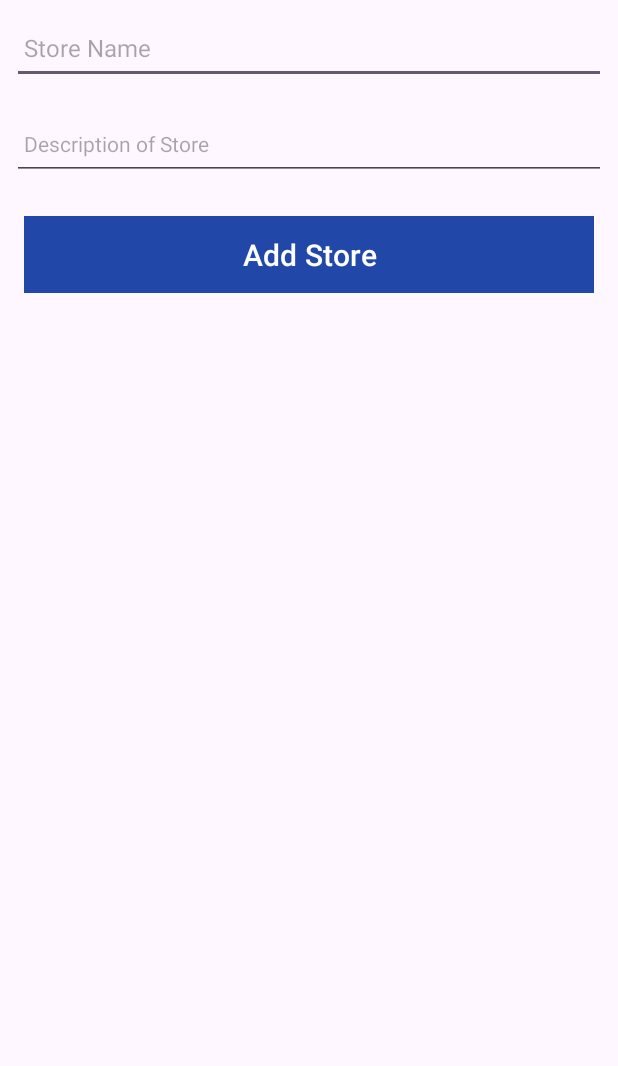
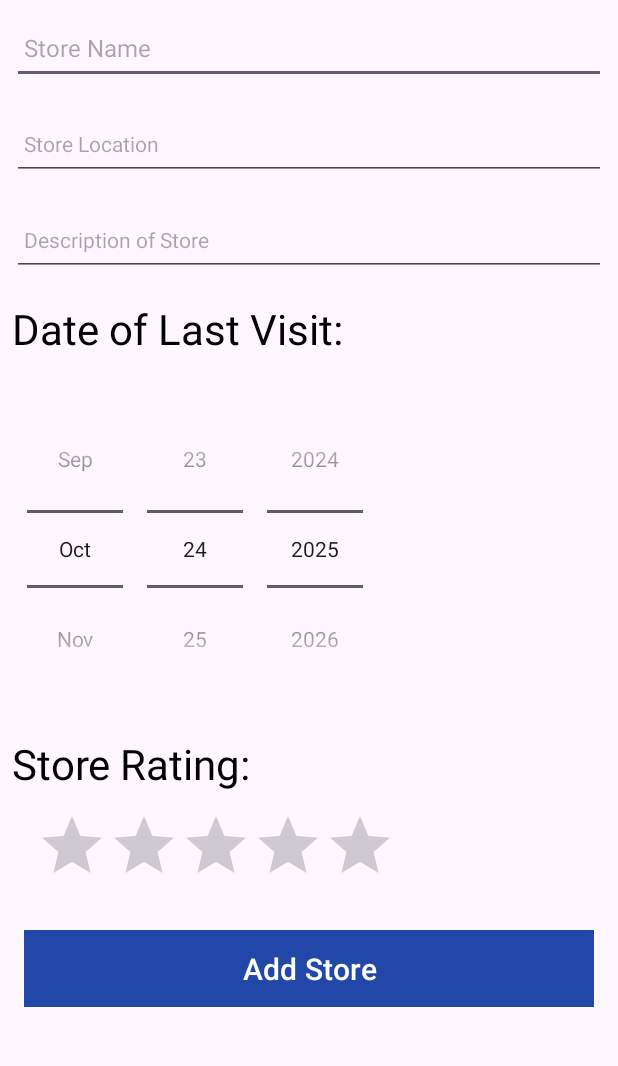
Before and after one commit to stephenmcgrath20103121/mobile-app-dev-1-ca1, an Android app: the StoreActivity screen opened directly, with no data from a screen before it, on a phone screen of 412 x 824 dp, the part 96-1162 px from its top. Run offline under Robolectric (Android 15) with nearby library versions, the phone set to English and light mode, and no system bars.

Commit message:
Store Location, Rating and Last Visit Date added, light mode forced on for consistency

```diff
--- a/app/src/main/java/ie/setu/assignment1/adapters/StoreAdapter.kt
+++ b/app/src/main/java/ie/setu/assignment1/adapters/StoreAdapter.kt
@@ -31,7 +31,9 @@ class StoreAdapter(private var stores: List<StoreModel>, private val listener: S
 
         fun bind(store: StoreModel, listener: StoreListener) {
             binding.storeName.text = store.name
+            binding.location.text = store.location
             binding.description.text = store.description
+            binding.rating.rating = store.rating
             binding.root.setOnClickListener { listener.onStoreClick(store) }
         }
     }
--- a/app/src/main/java/ie/setu/assignment1/main/MainApp.kt
+++ b/app/src/main/java/ie/setu/assignment1/main/MainApp.kt
@@ -1,18 +1,18 @@
 package ie.setu.assignment1.main
 
 import android.app.Application
+import androidx.appcompat.app.AppCompatDelegate
 import ie.setu.assignment1.models.StoreMemCollection
-//import ie.setu.assignment1.models.StoreModel
 import timber.log.Timber
 import timber.log.Timber.i
 
 class MainApp : Application() {
 
-    //val stores = ArrayList<StoreModel>()
     val stores = StoreMemCollection()
 
     override fun onCreate() {
         super.onCreate()
+        AppCompatDelegate.setDefaultNightMode(AppCompatDelegate.MODE_NIGHT_NO)
         Timber.plant(Timber.DebugTree())
         i("Store started")
         //stores.add(StoreModel("One", "About one..."))
--- a/app/src/main/java/ie/setu/assignment1/models/StoreCollection.kt
+++ b/app/src/main/java/ie/setu/assignment1/models/StoreCollection.kt
@@ -3,5 +3,5 @@ package ie.setu.assignment1.models
 interface StoreCollection {
     fun findAll(): List<StoreModel>
     fun create(store: StoreModel)
-    fun update(placemark: StoreModel)
+    fun update(store: StoreModel)
 }
--- a/app/src/main/java/ie/setu/assignment1/models/StoreMemCollection.kt
+++ b/app/src/main/java/ie/setu/assignment1/models/StoreMemCollection.kt
@@ -26,7 +26,12 @@ class StoreMemCollection : StoreCollection {
         var foundStore: StoreModel? = stores.find { s -> s.id == store.id }
         if (foundStore != null) {
             foundStore.name = store.name
+            foundStore.location = store.location
             foundStore.description = store.description
+            foundStore.lastVisitYear = store.lastVisitYear
+            foundStore.lastVisitMonth = store.lastVisitMonth
+            foundStore.lastVisitDay = store.lastVisitDay
+            foundStore.rating = store.rating
             logAll()
         }
     }
--- a/app/src/main/java/ie/setu/assignment1/models/StoreModel.kt
+++ b/app/src/main/java/ie/setu/assignment1/models/StoreModel.kt
@@ -6,4 +6,9 @@ import kotlinx.parcelize.Parcelize
 @Parcelize
 data class StoreModel(var id: Long = 0,
                       var name: String = "",
+                      var location: String = "",
+                      var rating: Float = 0f,
+                      var lastVisitDay: Int = 1,
+                      var lastVisitMonth: Int = 0,
+                      var lastVisitYear: Int = 2025,
                       var description: String = ""): Parcelable
--- a/app/src/main/res/layout/activity_store.xml
+++ b/app/src/main/res/layout/activity_store.xml
@@ -57,6 +57,20 @@
                     tools:ignore="VisualLintTextFieldSize"/>
 
                 <EditText
+                    android:id="@+id/location"
+                    android:layout_width="match_parent"
+                    android:layout_height="48dp"
+                    android:layout_margin="8dp"
+                    android:hint="@string/hint_storeLocation"
+                    android:inputType="text"
+                    android:maxLength="25"
+                    android:maxLines="1"
+                    android:padding="8dp"
+                    android:textColor="@color/colorPrimaryDark"
+                    android:textSize="14sp"
+                    tools:ignore="VisualLintTextFieldSize" />
+
+                <EditText
                     android:id="@+id/description"
                     android:layout_width="match_parent"
                     android:layout_height="48dp"
@@ -69,6 +83,42 @@
                     android:textColor="@color/colorPrimaryDark"
                     android:textSize="14sp"
                     tools:ignore="VisualLintTextFieldSize" />
+
+                <TextView
+                    android:id="@+id/dateText"
+                    android:layout_width="match_parent"
+                    android:layout_height="42dp"
+                    android:layout_margin="8dp"
+                    android:text="@string/title_lastVisitDate"
+                    android:textColor="@color/colorPrimaryDark"
+                    android:textSize="28sp" />
+
+                <DatePicker
+                    android:id="@+id/datePicker"
+                    android:layout_width="wrap_content"
+                    android:layout_height="wrap_content"
+                    android:layout_margin="10dp"
+                    android:calendarTextColor="@color/colorPrimaryDark"
+                    android:calendarViewShown="false"
+                    android:datePickerMode="spinner" />
+
+                <TextView
+                    android:id="@+id/ratingText"
+                    android:layout_width="match_parent"
+                    android:layout_height="42dp"
+                    android:layout_margin="8dp"
+                    android:text="@string/title_rating"
+                    android:textColor="@color/colorPrimaryDark"
+                    android:textSize="28sp" />
+
+                <RatingBar
+                    android:id="@+id/ratingBar"
+                    android:layout_width="wrap_content"
+                    android:layout_height="64dp"
+                    android:layout_marginLeft="24dp"
+                    android:layout_marginRight="24dp"
+                    android:numStars="5"
+                    android:stepSize="0.1" />
 
                 <Button
                     android:id="@+id/btnAdd"
--- a/app/src/main/res/values/strings.xml
+++ b/app/src/main/res/values/strings.xml
@@ -2,9 +2,14 @@
     <string name="app_name">Phone Repair Store Manager</string>
     <string name="button_addStore">Add Store</string>
     <string name="hint_storeName">Store Name</string>
+    <string name="hint_storeLocation">Store Location</string>
     <string name="hint_storeDescription">Description of Store</string>
+    <string name="title_lastVisitDate">Date of Last Visit:</string>
+    <string name="title_rating">Store Rating:</string>
     <string name="menu_addStore">Add</string>
     <string name="menu_cancelStore">Cancel</string>
     <string name="save_store"> Save Store </string>
     <string name="enter_store_name"> Please enter the Store\'s Name </string>
+    <string name="enter_store_location"> Please enter the Store\'s Location </string>
+    <string name="adapter_date">Last Visit: %1$s %2$s %3$s</string>
 </resources>
```
Also changed, not shown: app/src/main/java/ie/setu/assignment1/activities/StoreActivity.kt (+16 -0 lines), app/src/main/res/layout/card_store.xml (+16 -1 lines).
